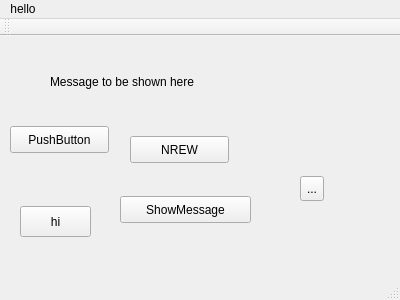
Old version of the form generic/first-widget/mainwindow.ui in the repository jeetendrabhattad/Python.
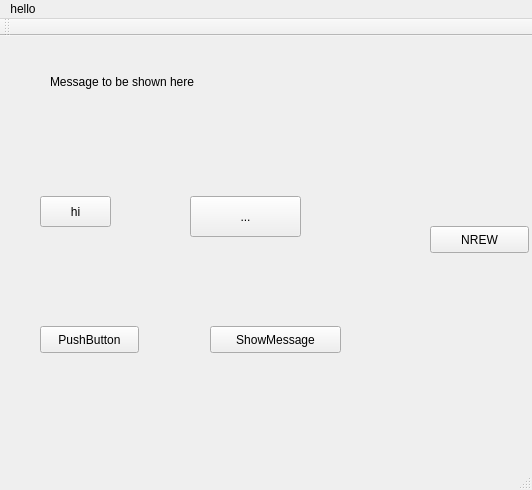
New version of the form.

Patch:
```diff
--- a/generic/first-widget/mainwindow.ui
+++ b/generic/first-widget/mainwindow.ui
@@ -6,8 +6,8 @@
    <rect>
     <x>0</x>
     <y>0</y>
-    <width>400</width>
-    <height>300</height>
+    <width>532</width>
+    <height>490</height>
    </rect>
   </property>
   <property name="windowTitle">
@@ -30,8 +30,8 @@
    <widget class="QPushButton" name="btnShowMessage">
     <property name="geometry">
      <rect>
-      <x>120</x>
-      <y>160</y>
+      <x>210</x>
+      <y>290</y>
       <width>131</width>
       <height>27</height>
      </rect>
@@ -43,8 +43,8 @@
    <widget class="QPushButton" name="pushButton">
     <property name="geometry">
      <rect>
-      <x>130</x>
-      <y>100</y>
+      <x>430</x>
+      <y>190</y>
       <width>99</width>
       <height>27</height>
      </rect>
@@ -56,10 +56,10 @@
    <widget class="QToolButton" name="toolButton">
     <property name="geometry">
      <rect>
-      <x>300</x>
-      <y>140</y>
-      <width>24</width>
-      <height>25</height>
+      <x>190</x>
+      <y>160</y>
+      <width>111</width>
+      <height>41</height>
      </rect>
     </property>
     <property name="text">
@@ -69,8 +69,8 @@
    <widget class="QPushButton" name="pushButton_2">
     <property name="geometry">
      <rect>
-      <x>10</x>
-      <y>90</y>
+      <x>40</x>
+      <y>290</y>
       <width>99</width>
       <height>27</height>
      </rect>
@@ -82,8 +82,8 @@
    <widget class="QToolButton" name="toolButton_2">
     <property name="geometry">
      <rect>
-      <x>20</x>
-      <y>170</y>
+      <x>40</x>
+      <y>160</y>
       <width>71</width>
       <height>31</height>
      </rect>
@@ -98,7 +98,7 @@
     <rect>
      <x>0</x>
      <y>0</y>
-     <width>400</width>
+     <width>532</width>
      <height>25</height>
     </rect>
    </property>
```
